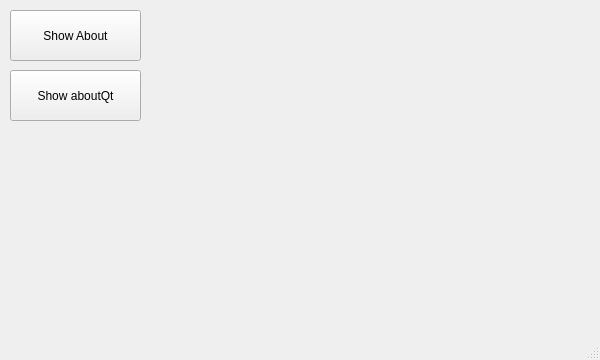
Before: the Qt Designer form QMessageBox_Testing/mainwindow.ui in Stemm0012/Qt_Git_Practice_Tools, drawn with Qt 5.
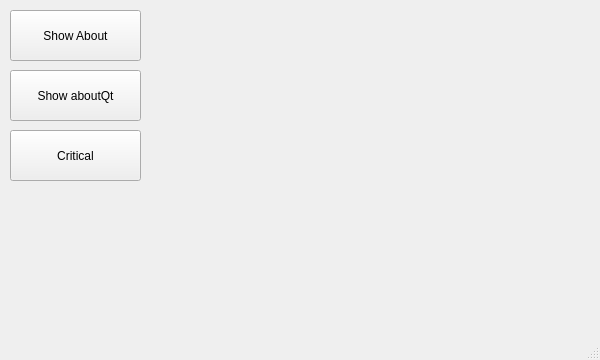
After: the same form once the commit is applied.

Commit message: added critical button

The edit to the form file:
```diff
--- a/QMessageBox_Testing/mainwindow.ui
+++ b/QMessageBox_Testing/mainwindow.ui
@@ -40,6 +40,19 @@
      <string>Show aboutQt</string>
     </property>
    </widget>
+   <widget class="QPushButton" name="pushButton_3">
+    <property name="geometry">
+     <rect>
+      <x>10</x>
+      <y>130</y>
+      <width>131</width>
+      <height>51</height>
+     </rect>
+    </property>
+    <property name="text">
+     <string>Critical</string>
+    </property>
+   </widget>
   </widget>
   <widget class="QMenuBar" name="menubar">
    <property name="geometry">
```
